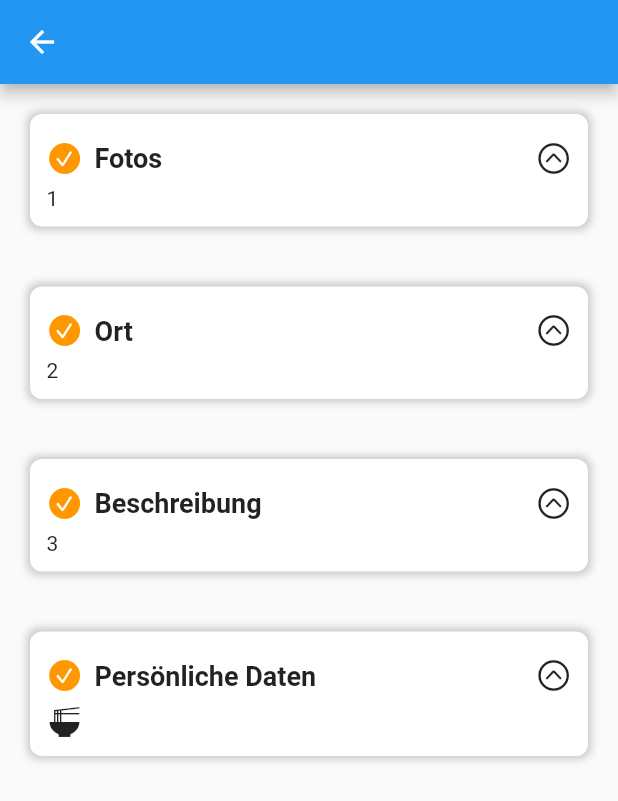
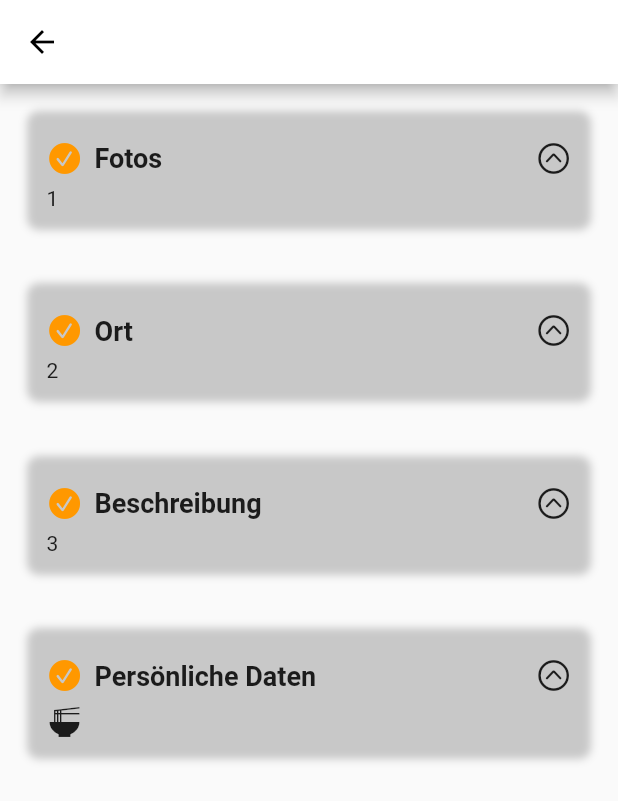
Before and after one commit to mltbnz/wegli-x, a Flutter app: the screen it shows after launch, after a tap on the "add" icon, on a phone screen of 412 x 824 dp. Shown: the top 801 px of the screen. Run offline on Flutter 3.47's test engine with Material 2 defaults, Android fonts, the phone set to English and light mode, and no system bars.

Commit message:
playing around with app theming

```diff
--- a/lib/app.dart
+++ b/lib/app.dart
@@ -3,6 +3,7 @@ import 'package:flutter/material.dart';
 import 'package:provider/provider.dart';
 import 'package:wegli/models/report.dart';
 import 'package:wegli/screens/Home.dart';
+import 'package:wegli/screens/components/themes.dart';
 import 'package:wegli/screens/report.dart';
 
 class WegliApp extends StatelessWidget {
@@ -14,6 +15,8 @@ class WegliApp extends StatelessWidget {
         Provider(create: (context) => Report()),
       ],
       child: MaterialApp(
+        theme: lightTheme,
+        darkTheme: darkTheme,
         title: appName,
         initialRoute: '/',
         routes: {
--- a/lib/screens/components/decortations.dart
+++ b/lib/screens/components/decortations.dart
@@ -3,7 +3,6 @@ import 'package:flutter/material.dart';
 class CustomDecorations {
   BoxDecoration baseBackgroundDecoration() {
     return BoxDecoration(
-      color: Colors.white,
       border: Border.all(color: Colors.transparent),
       borderRadius: BorderRadius.circular(8.0),
       boxShadow: [
--- /dev/null
+++ b/lib/screens/components/themes.dart
@@ -0,0 +1,28 @@
+import 'package:flutter/material.dart';
+
+final lightTheme = _createWegliLight();
+final darkTheme = _createWegliDark();
+
+ThemeData _createWegliLight() {
+  return ThemeData(
+    primarySwatch: Colors.grey,
+    primaryColor: Colors.white,
+    brightness: Brightness.light,
+    backgroundColor: const Color(0xFFE5E5E5),
+    accentColor: Colors.black,
+    accentIconTheme: IconThemeData(color: Colors.white),
+    dividerColor: Colors.white54,
+  );
+}
+
+ThemeData _createWegliDark() {
+  return ThemeData(
+    primarySwatch: Colors.grey,
+    primaryColor: Colors.black,
+    brightness: Brightness.dark,
+    backgroundColor: const Color(0xFF212121),
+    accentColor: Colors.white,
+    accentIconTheme: IconThemeData(color: Colors.black),
+    dividerColor: Colors.black12,
+  );
+}
--- a/lib/screens/home.dart
+++ b/lib/screens/home.dart
@@ -22,7 +22,8 @@ class HomeScreen extends StatelessWidget {
           );
         },
         child: Icon(Icons.add),
-        backgroundColor: Colors.black,
+        backgroundColor: Theme.of(context).accentColor,
+        foregroundColor: Theme.of(context).primaryColor,
       ),
     );
   }
```
